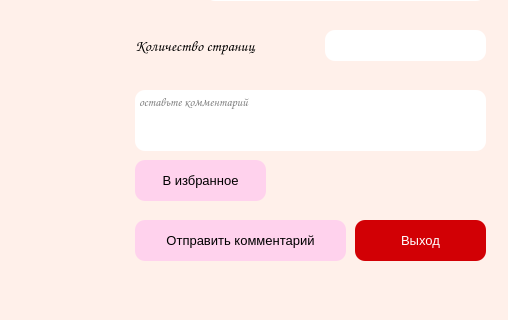
Above: client/ui/bookPage.ui from dashaPima/el-library before the change; both pictures show x 225 to 733 and y 280 to 600 of the 733 by 600 pixel window. Below: the same form after it.
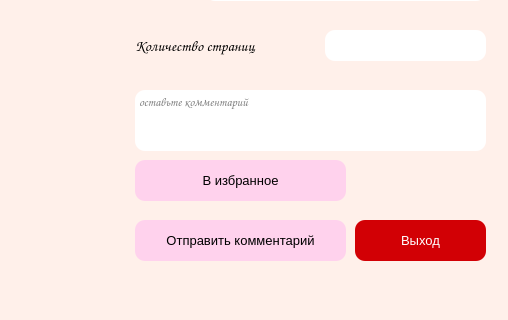
That is the form after the change. Custom widgets are drawn as their Qt base class.

```diff
--- a/client/ui/bookPage.ui
+++ b/client/ui/bookPage.ui
@@ -71,7 +71,7 @@
      <rect>
       <x>360</x>
       <y>440</y>
-      <width>131</width>
+      <width>211</width>
       <height>41</height>
      </rect>
     </property>
```
